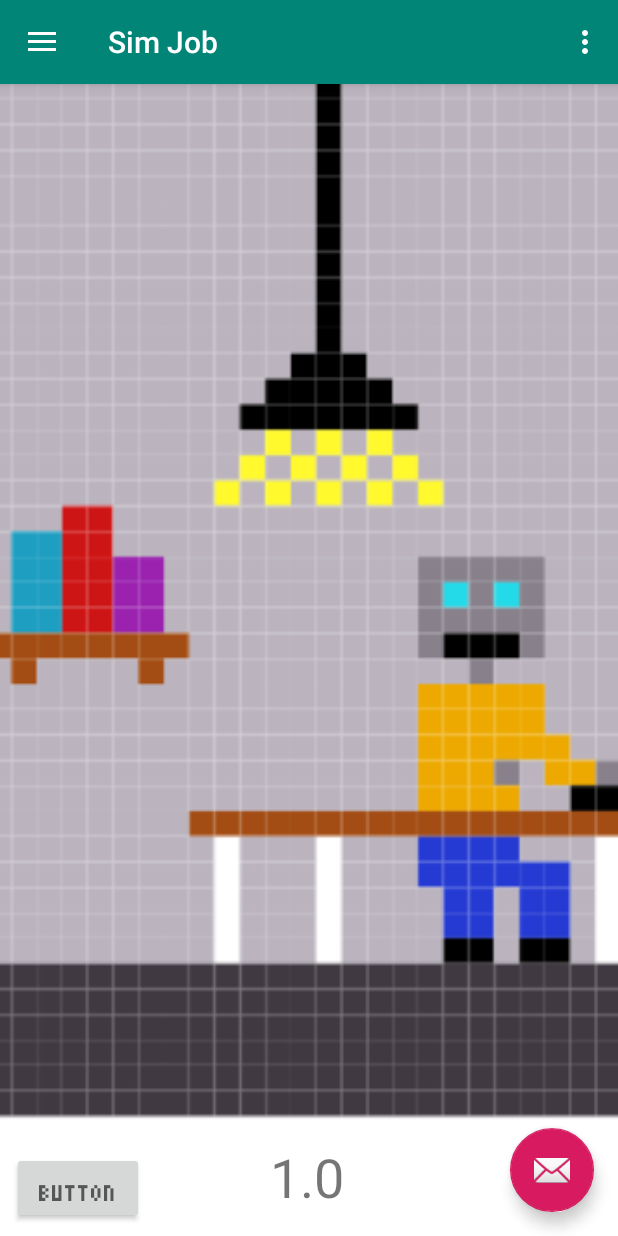
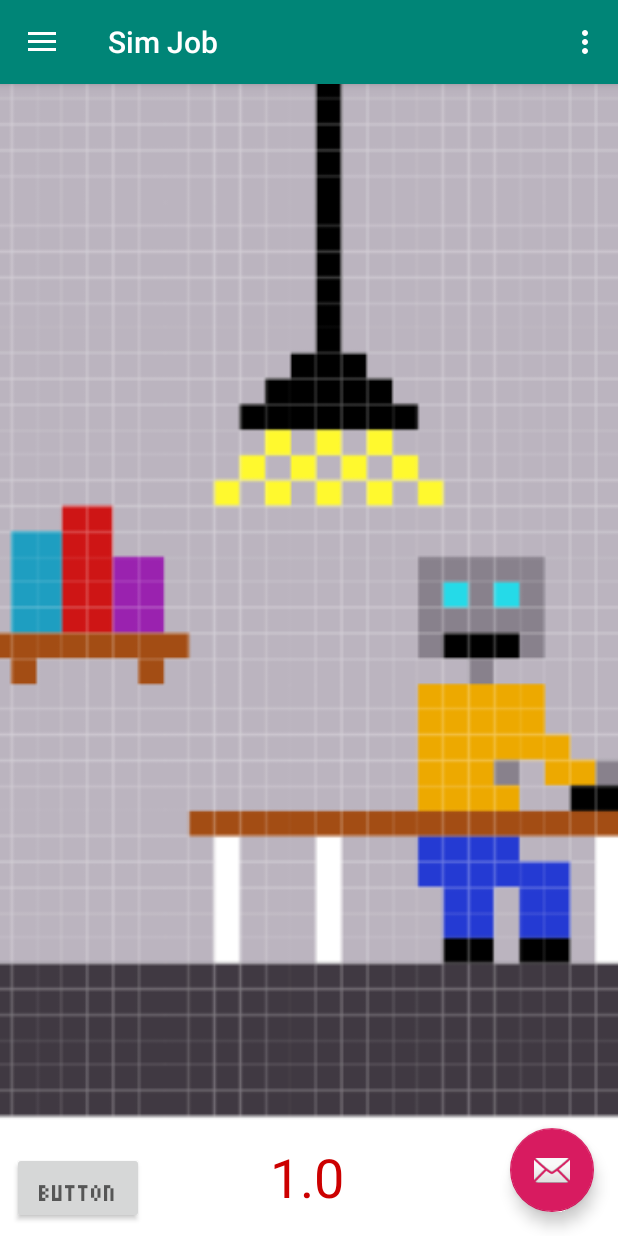
Before and after one commit to 21dircam/JobSim, an Android app: the screen it shows after launch (MainActivity), after a tap on "Button", on a phone screen of 412 x 824 dp. Run offline under Robolectric (Android 15) with nearby library versions, the light colour scheme and no system bars.

Commit message:
Fix Counter
Now goes to 4 digits
Red

```diff
--- a/app/src/main/java/org/pltw/examples/simjob/StartPage.java
+++ b/app/src/main/java/org/pltw/examples/simjob/StartPage.java
@@ -16,8 +16,8 @@ public class StartPage extends AppCompatActivity {
         Toolbar toolbar = findViewById(R.id.toolbar);
         setSupportActionBar(toolbar);
 
-        Button button3 = findViewById(R.id.button3);
-        button3.setOnClickListener(new View.OnClickListener() {
+        Button next = findViewById(R.id.bt_next);
+        next.setOnClickListener(new View.OnClickListener() {
             @Override
             public void onClick(View view) {
                 Intent intent = new Intent(StartPage.this, LoginActivity.class);
--- a/app/src/main/res/layout/activity_start_page.xml
+++ b/app/src/main/res/layout/activity_start_page.xml
@@ -9,7 +9,7 @@
     tools:context=".StartPage">
 
     <Button
-        android:id="@+id/button3"
+        android:id="@+id/bt-next"
         android:layout_width="wrap_content"
         android:layout_height="wrap_content"
         android:fontFamily="@font/pixeltext"
@@ -34,7 +34,7 @@
         android:text="Sim Job"
         android:textAppearance="@style/TextAppearance.AppCompat.Display1"
         android:textSize="170sp"
-        app:layout_constraintBottom_toTopOf="@+id/button3"
+        app:layout_constraintBottom_toTopOf="@+id/bt-next"
         app:layout_constraintEnd_toEndOf="parent"
         app:layout_constraintStart_toStartOf="parent"
         app:layout_constraintTop_toTopOf="parent" />
@@ -49,7 +49,7 @@
         android:fontFamily="@font/pixeltext"
         android:text="Created by Orbital Shaft (Camdin and Jackson)"
         android:textAppearance="@style/TextAppearance.AppCompat.Display1"
-        app:layout_constraintBottom_toTopOf="@+id/button3"
+        app:layout_constraintBottom_toTopOf="@+id/bt-next"
         app:layout_constraintEnd_toEndOf="parent"
         app:layout_constraintStart_toStartOf="parent"
         app:layout_constraintTop_toBottomOf="@+id/textView2" />
--- a/app/src/main/res/layout/content_main.xml
+++ b/app/src/main/res/layout/content_main.xml
@@ -39,12 +39,13 @@
 
     <TextView
         android:id="@+id/et_moneyCount"
-        android:layout_width="50dp"
+        android:layout_width="70dp"
         android:layout_height="40dp"
         android:layout_marginStart="84dp"
         android:layout_marginTop="657dp"
         android:layout_marginBottom="24dp"
         android:text="0"
+        android:textColor="@android:color/holo_red_dark"
         android:textSize="36sp"
         app:layout_constraintBottom_toBottomOf="parent"
         app:layout_constraintStart_toEndOf="@+id/bt_makeMoney"
--- a/app/src/main/res/values/strings.xml
+++ b/app/src/main/res/values/strings.xml
@@ -36,5 +36,7 @@
     <string name="authentication_error_title">User Authentication Error!</string>
     <string name="empty_field_signup_error">Be sure you have entered a valid email address, password, and name.</string>
     <string name="title_activity_start_page">StartPage</string>
+    <string name="clicktomakemoney">Click To Make Money</string>
+    <string name="zero_0">zero_0</string>
 
 </resources>
```
